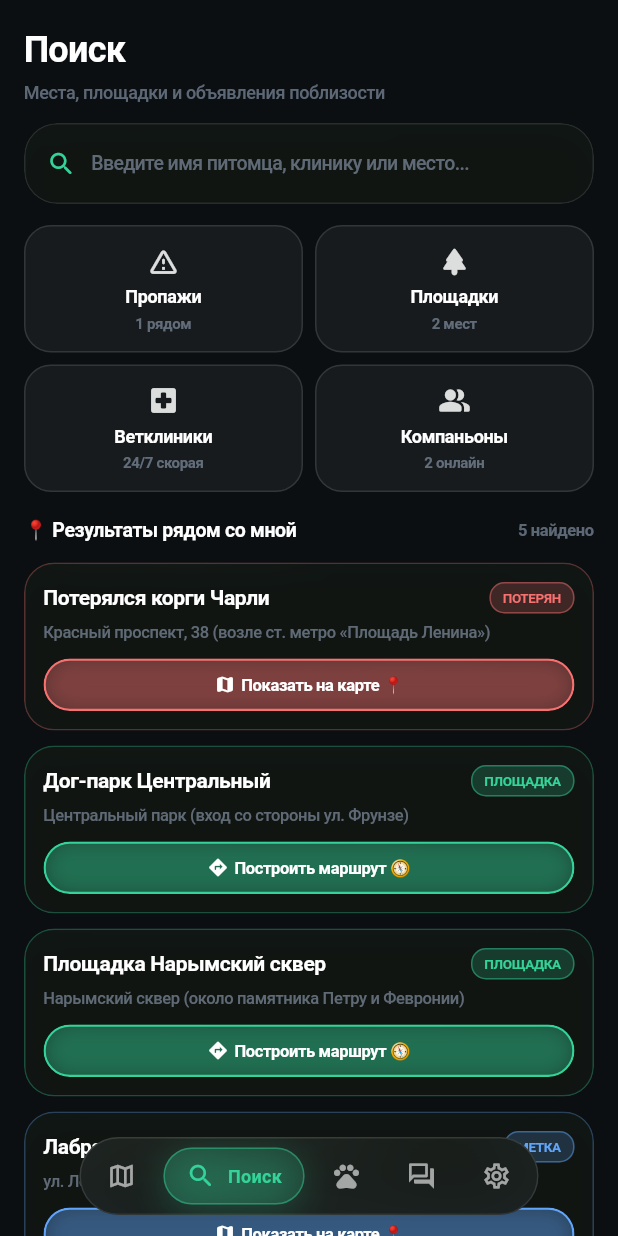
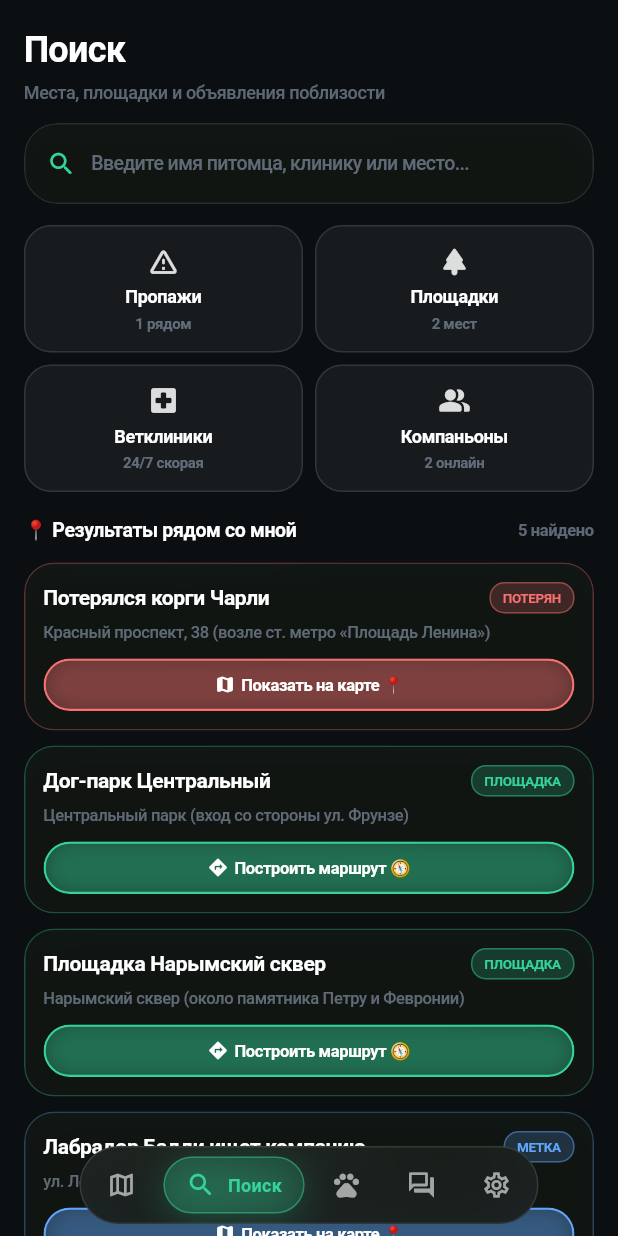
Before and after one commit to dimdimych96/pawconnect_flutter, a Flutter app: the screen it shows after launch, item 2 of the bottom bar chosen, on a phone screen of 412 x 824 dp. Run offline on Flutter 3.47's test engine with Material 3 defaults, Android fonts, the phone set to English and light mode, and no system bars; our stand-ins replace dio, flutter_map, flutter_riverpod, go_router, latlong2, lucide_icons; missing offline and left inert: vector_map_tiles; network calls fail.

Commit message:
fix(shell): reduce tab bar bottom padding for compact mobile view

```diff
--- a/lib/shell/main_shell.dart
+++ b/lib/shell/main_shell.dart
@@ -54,7 +54,7 @@ class MainShell extends ConsumerWidget {
                 offset: isSheetOrNavActive ? const Offset(0, 1.5) : Offset.zero,
                 child: SafeArea(
                   child: Padding(
-                    padding: const EdgeInsets.only(bottom: 14),
+                    padding: const EdgeInsets.only(bottom: 8),
                     child: Center(
                       child: ClipRRect(
                         borderRadius: BorderRadius.circular(26),
```
